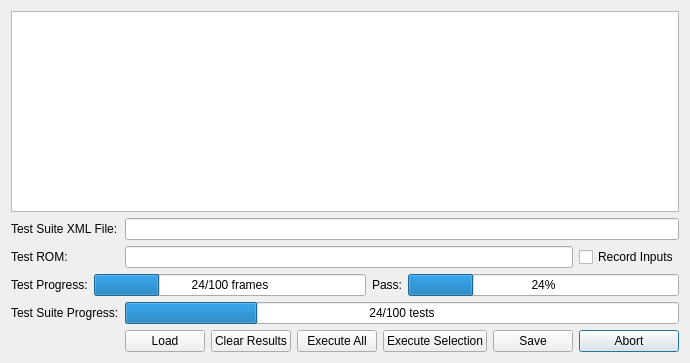
The window that testsuiteexecutivedialog.ui (christopherpow/nesicide) describes before a commit, drawn with Qt 5.
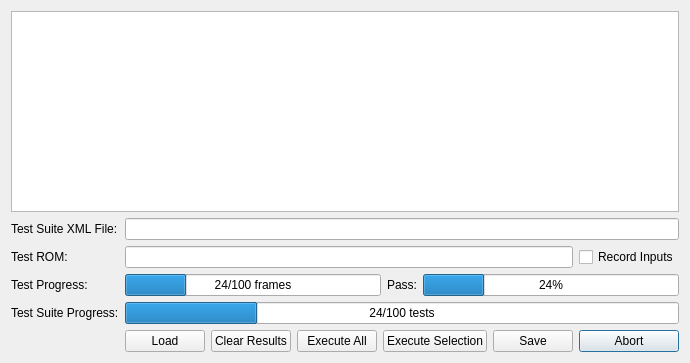
The same window after the commit.

Patch:
```diff
--- a/testsuiteexecutivedialog.ui
+++ b/testsuiteexecutivedialog.ui
@@ -28,14 +28,14 @@
      </property>
     </widget>
    </item>
-   <item row="5" column="0">
+   <item row="6" column="0">
     <widget class="QLabel" name="label_3">
      <property name="text">
       <string>Test Suite Progress:</string>
      </property>
     </widget>
    </item>
-   <item row="5" column="1" colspan="6">
+   <item row="6" column="1" colspan="6">
     <widget class="QProgressBar" name="suiteProgress">
      <property name="value">
       <number>24</number>
@@ -65,42 +65,42 @@
      </property>
     </widget>
    </item>
-   <item row="7" column="6">
+   <item row="8" column="6">
     <widget class="QPushButton" name="abort">
      <property name="text">
       <string>Abort</string>
      </property>
     </widget>
    </item>
-   <item row="7" column="5">
+   <item row="8" column="5">
     <widget class="QPushButton" name="save">
      <property name="text">
       <string>Save</string>
      </property>
     </widget>
    </item>
-   <item row="7" column="4">
+   <item row="8" column="4">
     <widget class="QPushButton" name="executeSelection">
      <property name="text">
       <string>Execute Selection</string>
      </property>
     </widget>
    </item>
-   <item row="7" column="3">
+   <item row="8" column="3">
     <widget class="QPushButton" name="execute">
      <property name="text">
       <string>Execute All</string>
      </property>
     </widget>
    </item>
-   <item row="7" column="2">
+   <item row="8" column="2">
     <widget class="QPushButton" name="clear">
      <property name="text">
       <string>Clear Results</string>
      </property>
     </widget>
    </item>
-   <item row="7" column="1">
+   <item row="8" column="1">
     <widget class="QPushButton" name="load">
      <property name="text">
       <string>Load</string>
@@ -117,33 +117,23 @@
      </property>
     </widget>
    </item>
-   <item row="3" column="0" colspan="7">
+   <item row="5" column="0">
+    <widget class="QLabel" name="label_2">
+     <property name="text">
+      <string>Test Progress:</string>
+     </property>
+    </widget>
+   </item>
+   <item row="5" column="1" colspan="6">
     <layout class="QGridLayout" name="gridLayout_2">
-     <item row="0" column="0">
-      <widget class="QLabel" name="label_2">
-       <property name="text">
-        <string>Test Progress:</string>
-       </property>
-      </widget>
-     </item>
-     <item row="0" column="1">
-      <widget class="QProgressBar" name="testProgress">
-       <property name="value">
-        <number>24</number>
-       </property>
-       <property name="format">
-        <string>%v/%m frames</string>
-       </property>
-      </widget>
-     </item>
-     <item row="0" column="2">
+     <item row="0" column="3">
       <widget class="QLabel" name="label_5">
        <property name="text">
         <string>Pass:</string>
        </property>
       </widget>
      </item>
-     <item row="0" column="3">
+     <item row="0" column="4">
       <widget class="QProgressBar" name="passRate">
        <property name="value">
         <number>24</number>
@@ -153,6 +143,16 @@
        </property>
       </widget>
      </item>
+     <item row="0" column="2">
+      <widget class="QProgressBar" name="testProgress">
+       <property name="value">
+        <number>24</number>
+       </property>
+       <property name="format">
+        <string>%v/%m frames</string>
+       </property>
+      </widget>
+     </item>
     </layout>
    </item>
   </layout>
```
